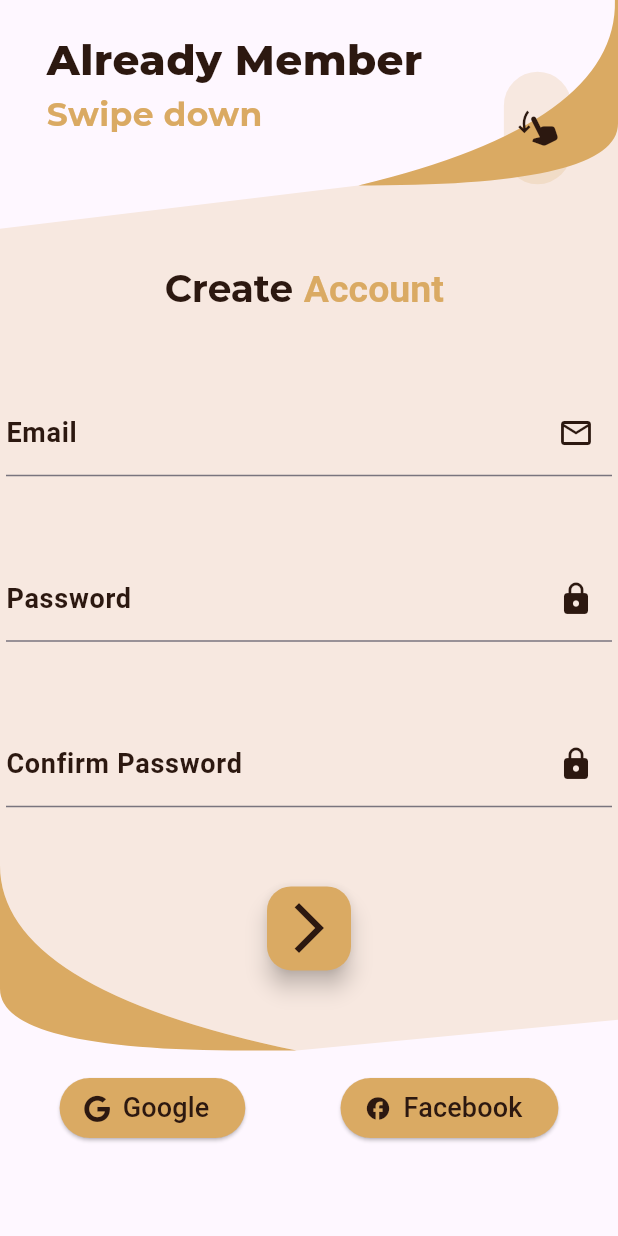
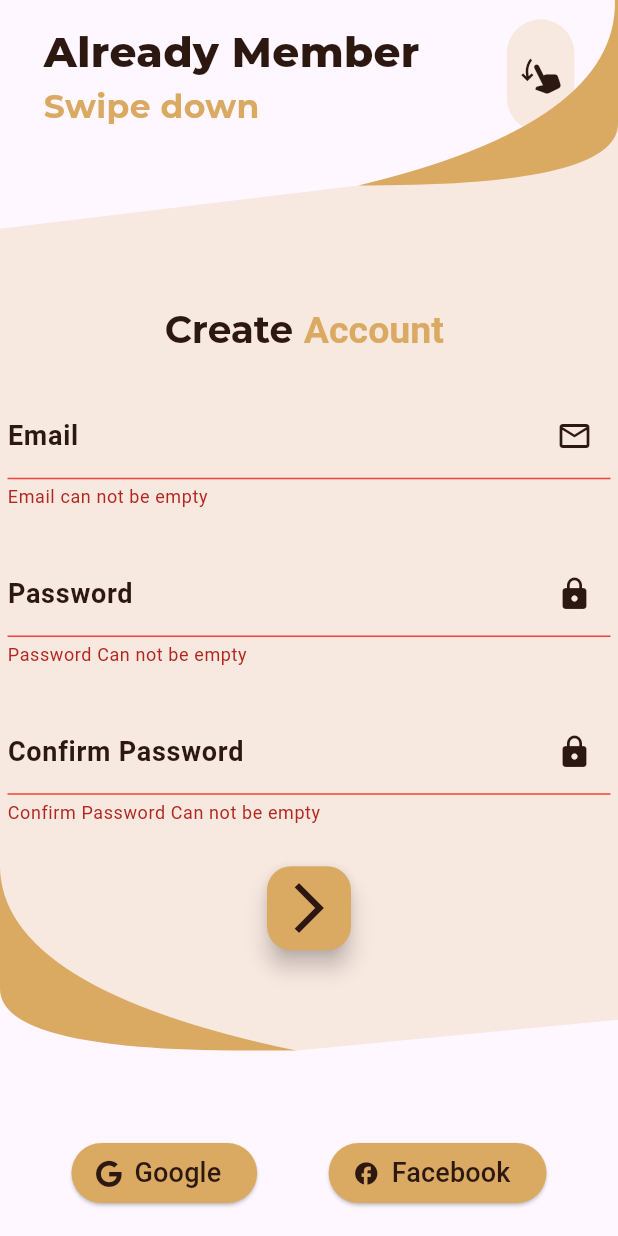
Before and after one commit to Shehab611/book, a Flutter app: the RegisterScreen screen opened by its route, after a tap on the "arrow forward ios" icon, on a phone screen of 412 x 824 dp. Run offline on Flutter 3.47's test engine with Material 2 defaults, Android fonts, the phone set to English and light mode, and no system bars; our stand-ins replace cloud_firestore, device_preview, dio, file_picker, firebase_auth, firebase_core and 7 more; accounts and stored records are empty.

Commit message:
validate on login_body_widget.dart & register_body_widget.dart & my_stepper.dart and refactor complete_profile.dart ui

```diff
--- a/lib/features/authentication/presentation/components/text_field.dart
+++ b/lib/features/authentication/presentation/components/text_field.dart
@@ -11,7 +11,7 @@ class MyTextField extends StatelessWidget {
       this.isLast = false,
       this.enabled = true,
       required this.controller,
-      this.validator, this.onSaved});
+      this.validator, this.onFieldSubmitted});
 
   final String labelText;
   final IconData iconData;
@@ -20,10 +20,11 @@ class MyTextField extends StatelessWidget {
   final bool enabled;
   final TextEditingController controller;
   final String? Function(String?)? validator;
-  final void Function(String?)? onSaved;
+  final void Function(String?)? onFieldSubmitted;
   @override
   Widget build(BuildContext context) {
     return TextFormField(
+
       enabled: enabled,
       textInputAction: switch (isLast) {
         true => TextInputAction.done,
@@ -32,9 +33,8 @@ class MyTextField extends StatelessWidget {
       style: GoogleFonts.montserrat(color: kColor),
       controller: controller,
       decoration: InputDecoration(
-        errorBorder: OutlineInputBorder(
-          borderSide: const BorderSide(width: 3, color: Colors.red),
-          borderRadius: BorderRadius.circular(15),
+        errorBorder: const UnderlineInputBorder(
+          borderSide: BorderSide(width: 1, color: Colors.red),
         ),
         suffixIcon: Icon(
           iconData,
@@ -49,7 +49,7 @@ class MyTextField extends StatelessWidget {
       obscureText: obscureText,
       validator: validator,
       cursorColor: kColor,
-      onSaved:onSaved,
+      onFieldSubmitted:onFieldSubmitted,
     );
   }
 }
--- a/lib/features/authentication/presentation/views/register_screen.dart
+++ b/lib/features/authentication/presentation/views/register_screen.dart
@@ -11,6 +11,10 @@ class RegisterScreen extends StatelessWidget {
   @override
   Widget build(BuildContext context) {
     final Size size = MediaQuery.of(context).size;
+    double topPadding=switch(size.height){
+      <=750 => 0,
+      _=>size.height * 0.015625
+    };
     return Scaffold(
         resizeToAvoidBottomInset: false,
         body: Center(
@@ -22,27 +26,21 @@ class RegisterScreen extends StatelessWidget {
               ),
               Padding(
                 padding:
-                    const EdgeInsets.symmetric(horizontal: 4, vertical: 20),
+                     EdgeInsets.fromLTRB(0,topPadding,0,10),
                 child: Column(
-                  crossAxisAlignment: CrossAxisAlignment.start,
+                  mainAxisAlignment: MainAxisAlignment.spaceBetween,
                   children: [
-                    Expanded(
-                        child: GestureDetector(
+                    GestureDetector(
                         onVerticalDragUpdate: (dd) {
                           Navigator.pushReplacementNamed(
                             context,
                             AppRouter.kLoginScreen,
                           );
                         },
-                            child: const RegisterTransformWidget())),
-                    const Expanded(
-                      flex: 4,
-                      child: RegisterBodyWidget(),
-                    ),
-                    const Expanded(
-                      child: ButtonsRow(),
-                    ),
-                  ],
+                        child: const RegisterTransformWidget()),
+                    SizedBox(height: size.height * .6,child: const RegisterBodyWidget()),
+                    const ButtonsRow(),
+                  ] ,
                 ),
               )
             ],
--- a/lib/features/authentication/presentation/widgets/buttons_row.dart
+++ b/lib/features/authentication/presentation/widgets/buttons_row.dart
@@ -7,7 +7,8 @@ class ButtonsRow extends StatelessWidget {
   @override
   Widget build(BuildContext context) {
     return const ButtonBar(
-      alignment: MainAxisAlignment.spaceAround,
+      buttonHeight: 20,
+      alignment: MainAxisAlignment.spaceEvenly,
       children: [
         GoogleButton(),
         FaceBookButton()
--- a/lib/features/authentication/presentation/widgets/register_body_widget.dart
+++ b/lib/features/authentication/presentation/widgets/register_body_widget.dart
@@ -7,10 +7,13 @@ import '../components/text_field.dart';
 
 class RegisterBodyWidget extends StatefulWidget {
   const RegisterBodyWidget({super.key});
-static  TextEditingController emailController=TextEditingController();
-static TextEditingController passwordController=TextEditingController();
-static TextEditingController confirmPasswordController=TextEditingController();
+
+  static TextEditingController emailController = TextEditingController();
+  static TextEditingController passwordController = TextEditingController();
+  static TextEditingController confirmPasswordController =
+      TextEditingController();
   static var formKey = GlobalKey<FormState>();
+
   @override
   State<RegisterBodyWidget> createState() => _RegisterBodyWidgetState();
 }
@@ -18,59 +21,103 @@ static TextEditingController confirmPasswordController=TextEditingController();
 class _RegisterBodyWidgetState extends State<RegisterBodyWidget> {
   @override
   void dispose() {
-    super.dispose();
     RegisterBodyWidget.emailController;
     RegisterBodyWidget.passwordController;
     RegisterBodyWidget.confirmPasswordController;
+    super.dispose();
   }
 
   @override
   Widget build(BuildContext context) {
-
     return Form(
       key: RegisterBodyWidget.formKey,
+      child: Padding(
+        padding: const EdgeInsets.all(5),
         child: Column(
-        mainAxisAlignment: MainAxisAlignment.spaceAround,
+          mainAxisAlignment: MainAxisAlignment.spaceEvenly,
           children: [
             RichText(
               text: TextSpan(
                   text: 'Create ',
                   style: GoogleFonts.montserrat(
-                    fontSize: 25, color: kColor,fontWeight: FontWeight.bold),
+                      fontSize: 25, color: kColor, fontWeight: FontWeight.bold),
                   children: const [
                     TextSpan(
                         text: 'Account ',
                         style: TextStyle(color: kDefaultColor)),
                   ]),
             ),
-
             MyTextField(
               labelText: 'Email',
               iconData: Icons.email_outlined,
               controller: RegisterBodyWidget.emailController,
+              validator: (String? value) {
+                switch (value!.isEmpty) {
+                  case true:
+                    return 'Email can not be empty';
+                  case false:
+                    bool isEmail = RegExp(
+                            r"^[a-zA-Z\d.a-zA-Z\d.!#$%&'*+-/=?^_`{|}~]+@[a-zA-Z\d]+\.[a-zA-Z]+")
+                        .hasMatch(value);
+                    return (isEmail)
+                        ? null
+                        : 'Please Enter a valid Email Address';
+                }
+              },
             ),
-
             MyTextField(
               labelText: 'Password',
               iconData: Icons.lock,
-            controller:RegisterBodyWidget.passwordController,
+              controller: RegisterBodyWidget.passwordController,
               obscureText: true,
+              validator: (String? value) {
+                switch (value!.isEmpty) {
+                  case true:
+                    return 'Password Can not be empty';
+                  case false:
+                    return switch (value.length) {
+                      < 8 => 'Password length must be at least 8',
+                      >= 8 =>
+                        (RegExp(r'^(?=.*?[A-Z])(?=.*?[a-z])(?=.*?\d)(?=.*?[!@#$&*~]).{8,}$')
+                                .hasMatch(value))
+                            ? null
+                            : 'Password must contain upper case& lower case & special char & number',
+                      _ => ''
+                    };
+                }
+              },
             ),
-
             MyTextField(
               labelText: 'Confirm Password',
-            iconData: Icons.lock,controller: RegisterBodyWidget.confirmPasswordController,
-             obscureText: true,isLast: true,
+              iconData: Icons.lock,
+              controller: RegisterBodyWidget.confirmPasswordController,
+              obscureText: true,
+              isLast: true,
+              validator: (String? value) {
+                switch (value!.isEmpty) {
+                  case true:
+                    return 'Confirm Password Can not be empty';
+                  case false:
+                    return value.compareTo(
+                                RegisterBodyWidget.passwordController.text) !=
+                            0
+                        ? 'Passwords are not equivalent'
+                        : null;
+                }
+              },
+              onFieldSubmitted: (p0) => RegisterBodyWidget.formKey.currentState!.validate(),
             ),
-
             GoInButton(
               onPressed: () {
-
+                if(RegisterBodyWidget.formKey.currentState!.validate()){
+                  //todo :: navigate to complete_profile.dart and create account in firebase
+                }
               },
               iconData: Icons.arrow_forward_ios_outlined,
             ),
           ],
         ),
+      ),
     );
   }
 }
--- a/lib/main.dart
+++ b/lib/main.dart
@@ -13,9 +13,7 @@ void main() async{
   await Firebase.initializeApp(
     options: DefaultFirebaseOptions.currentPlatform,
   );
-  SystemChrome.setEnabledSystemUIMode(SystemUiMode.manual, overlays: [
-    SystemUiOverlay.bottom,
-  ]);
+  SystemChrome.setEnabledSystemUIMode(SystemUiMode.immersiveSticky,);
   runApp(DevicePreview(
     enabled: !kReleaseMode,
     builder: (context) => const MyApp(), // Wrap your app
```
Also changed, not shown: lib/features/authentication/presentation/views/login_screen.dart (+9 -5 lines), lib/features/authentication/presentation/widgets/before_stepper.dart (+6 -1 lines), lib/features/authentication/presentation/widgets/login_body_widget.dart (+49 -11 lines), lib/features/authentication/presentation/widgets/my_stepper.dart (+33 -3 lines), assets/logo.png. Lines whose indentation alone changed are shown as unchanged.
